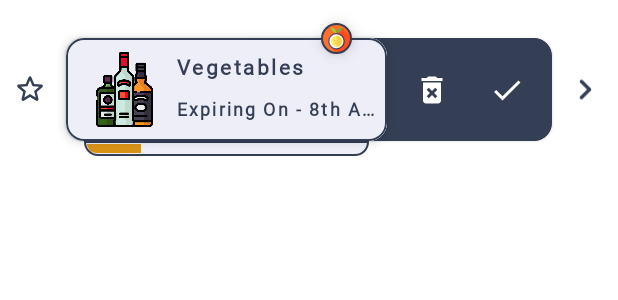
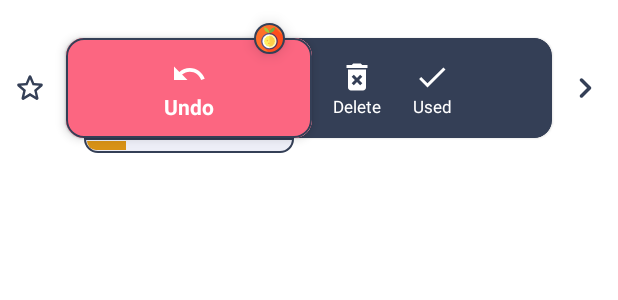
Before and after one commit to baljeet808/ExpiryTracker, an Android app: the layout dashboard_recycler_item_view.xml on its own in the app's theme, with its tools: preview values and no code run, on a phone screen of 412 x 824 dp. Shown: the top 300 px of the screen. Run offline under Robolectric (Android 15) with nearby library versions, the phone set to English and light mode, and no system bars; Roboto replaces fonts that are not available here.

Commit message:
Undo feature added in main dashboard tracker's actions

```diff
--- a/app/src/main/java/com/baljeet/expirytracker/data/Tracker.kt
+++ b/app/src/main/java/com/baljeet/expirytracker/data/Tracker.kt
@@ -19,5 +19,6 @@ data class Tracker(
     var measuringUnit : String?,
     var note : String?,
     var isFavourite : Boolean,
-    var isArchived : Boolean
+    var isArchived : Boolean,
+    var isUsed : Boolean
 )
--- a/app/src/main/java/com/baljeet/expirytracker/data/daos/TrackerDao.kt
+++ b/app/src/main/java/com/baljeet/expirytracker/data/daos/TrackerDao.kt
@@ -16,12 +16,16 @@ interface TrackerDao {
     suspend fun updateTracker(tracker: Tracker)
 
     @Transaction
-    @Query("SELECT * FROM tracker")
+    @Query("SELECT * From tracker Where isArchived == ${false} And isUsed == ${false}")
     fun readAllTracker() : LiveData<List<TrackerAndProduct>>
 
     @Transaction
     @Query("SELECT * FROM tracker")
     fun getAllTracker() : List<TrackerAndProduct>
+
+    @Transaction
+    @Query("SELECT * From tracker Where isArchived == ${false} And isUsed == ${false}")
+    fun getActiveTracker() : List<TrackerAndProduct>
 
     @Transaction
     @Query("SELECT * FROM tracker where trackerId == :id")
--- a/app/src/main/java/com/baljeet/expirytracker/data/repository/TrackerRepository.kt
+++ b/app/src/main/java/com/baljeet/expirytracker/data/repository/TrackerRepository.kt
@@ -22,6 +22,10 @@ class TrackerRepository(private val trackerDao: TrackerDao) {
         return trackerDao.getAllTracker()
     }
 
+    fun getActiveTrackers():List<TrackerAndProduct>{
+        return trackerDao.getActiveTracker()
+    }
+
     fun readTrackerByExpiryDate(date : LocalDateTime): List<TrackerAndProduct>{
         return trackerDao.readTrackerByDate(date)
     }
--- a/app/src/main/java/com/baljeet/expirytracker/data/viewmodels/TrackerViewModel.kt
+++ b/app/src/main/java/com/baljeet/expirytracker/data/viewmodels/TrackerViewModel.kt
@@ -33,9 +33,10 @@ class TrackerViewModel(application: Application) : AndroidViewModel(application)
         categoryFilter = Category(0,"Products",0)
     }
 
-    fun addTracker(tracker : Tracker){
+
+    fun addTracker(newTracker : Tracker){
         viewModelScope.launch(Dispatchers.IO){
-            repository.addTracker(tracker)
+            repository.addTracker(newTracker)
         }
     }
 
--- a/app/src/main/java/com/baljeet/expirytracker/fragment/dash/DashFragment.kt
+++ b/app/src/main/java/com/baljeet/expirytracker/fragment/dash/DashFragment.kt
@@ -58,6 +58,7 @@ import kotlin.collections.ArrayList
 class DashFragment : Fragment(), UpdateTrackerListener {
 
     private lateinit var disposable: Disposable
+
 
     private val productVM: ProductViewModel by activityViewModels()
     private val imageVm: ImageViewModel by activityViewModels()
@@ -251,6 +252,7 @@ class DashFragment : Fragment(), UpdateTrackerListener {
             return bind.root
         }
     }
+
 
     private fun onError(throwable: Throwable) {
         Toast.makeText(
--- a/app/src/main/java/com/baljeet/expirytracker/fragment/product/AddProduct.kt
+++ b/app/src/main/java/com/baljeet/expirytracker/fragment/product/AddProduct.kt
@@ -142,7 +142,8 @@ class AddProduct : Fragment() , OptionsAdapter.OnOptionSelectedListener{
                 measuringUnit = null,
                 note = null,
                 isFavourite = false,
-                isArchived = false
+                isArchived = false,
+                isUsed = false
             )
             trackerViewModel.addTracker(tracker)
             activity?.onBackPressed()
--- a/app/src/main/java/com/baljeet/expirytracker/util/ProductStatus.kt
+++ b/app/src/main/java/com/baljeet/expirytracker/util/ProductStatus.kt
@@ -22,7 +22,7 @@ object ProductStatus {
         val repository = TrackerRepository(trackerDao)
 
         try {
-            repository.getAllTracker().let { trackers ->
+            repository.getActiveTrackers().let { trackers ->
                 expired.clear()
                 needsAttention.clear()
                 healthy.clear()
--- /dev/null
+++ b/app/src/main/res/drawable/ic_baseline_undo_24.xml
@@ -0,0 +1,5 @@
+<vector android:autoMirrored="true" android:height="24dp"
+    android:tint="#FFFFFF" android:viewportHeight="24"
+    android:viewportWidth="24" android:width="24dp" xmlns:android="http://schemas.android.com/apk/res/android">
+    <path android:fillColor="@android:color/white" android:pathData="M12.5,8c-2.65,0 -5.05,0.99 -6.9,2.6L2,7v9h9l-3.62,-3.62c1.39,-1.16 3.16,-1.88 5.12,-1.88 3.54,0 6.55,2.31 7.6,5.5l2.37,-0.78C21.08,11.03 17.15,8 12.5,8z"/>
+</vector>
--- a/app/src/main/res/layout/dashboard_recycler_item_view.xml
+++ b/app/src/main/res/layout/dashboard_recycler_item_view.xml
@@ -14,16 +14,19 @@
         android:id="@+id/action_card_background"
         android:layout_width="0dp"
         android:layout_height="0dp"
+        android:layout_marginStart="8dp"
+        android:layout_marginEnd="8dp"
+        app:layout_goneMarginEnd="44dp"
+        app:layout_goneMarginStart="44dp"
         app:cardBackgroundColor="@color/text_dialog_color"
         app:cardCornerRadius="12dp"
-        android:layout_marginEnd="8dp"
-        android:layout_marginStart="8dp"
+        android:animateLayoutChanges="true"
         app:layout_constraintBottom_toBottomOf="@id/option_card"
         app:layout_constraintEnd_toStartOf="@id/open_button"
         app:layout_constraintStart_toEndOf="@id/favorite_button"
         app:layout_constraintTop_toTopOf="@id/option_card"
         app:strokeColor="@color/text_dialog_color"
-        app:strokeWidth="1dp"/>
+        app:strokeWidth="1dp" />
 
     <androidx.constraintlayout.widget.ConstraintLayout
         android:id="@+id/buttons_layout"
@@ -32,39 +35,71 @@
         android:animateLayoutChanges="true"
         android:elevation="2dp"
         android:visibility="gone"
-        android:layout_marginEnd="8dp"
         app:layout_constraintBottom_toBottomOf="@id/action_card_background"
-        app:layout_constraintEnd_toStartOf="@id/open_button"
+        app:layout_constraintEnd_toEndOf="@id/action_card_background"
+        app:layout_constraintHorizontal_bias="0.5"
+        app:layout_constraintStart_toEndOf="@id/option_card"
         app:layout_constraintTop_toTopOf="@id/action_card_background"
         tools:visibility="visible">
 
-        <ImageView
+        <TextView
             android:id="@+id/mark_used_button"
             android:layout_width="40dp"
             android:layout_height="wrap_content"
-            android:layout_marginEnd="10dp"
+            android:contentDescription="@string/image"
             android:visibility="visible"
-            tools:visibility="visible"
-            android:contentDescription="@string/image"
-            android:src="@drawable/ic_baseline_done_24"
+            app:layout_goneMarginEnd="10dp"
+            android:text="@string/used"
+            android:textSize="11sp"
+            android:textColor="@color/main_background"
+            android:gravity="center"
             app:layout_constraintBottom_toBottomOf="parent"
-            app:layout_constraintEnd_toEndOf="parent"
+            app:layout_constraintEnd_toStartOf="@id/count_down_text"
+            app:layout_constraintStart_toEndOf="@id/delete_button"
             app:layout_constraintTop_toTopOf="parent"
-            app:tint="@color/main_background" />
+            app:drawableTopCompat="@drawable/ic_baseline_done_24"
+            app:drawableTint="@color/main_background" />
 
-        <ImageView
+        <TextView
             android:id="@+id/delete_button"
             android:layout_width="40dp"
             android:layout_height="wrap_content"
             android:layout_marginStart="10dp"
             android:layout_marginEnd="10dp"
             android:contentDescription="@string/image"
-            android:src="@drawable/ic_baseline_delete_forever_24"
+            android:text="@string/delete"
+            android:textSize="11sp"
+            android:textColor="@color/main_background"
+            android:gravity="center"
+            android:visibility="visible"
+            tools:visibility="visible"
             app:layout_constraintBottom_toBottomOf="parent"
             app:layout_constraintEnd_toStartOf="@id/mark_used_button"
             app:layout_constraintStart_toStartOf="parent"
             app:layout_constraintTop_toTopOf="parent"
-            app:tint="@color/main_background" />
+            app:drawableTopCompat="@drawable/ic_baseline_delete_forever_24"
+            app:drawableTint="@color/main_background" />
+
+
+        <androidx.appcompat.widget.AppCompatTextView
+            android:id="@+id/count_down_text"
+            android:layout_width="40dp"
+            android:layout_height="wrap_content"
+            android:textAllCaps="false"
+            android:fontFamily="@font/roboto"
+            android:textColor="@color/main_background"
+            android:textSize="22sp"
+            android:textStyle="bold"
+            android:gravity="center"
+            android:layout_marginStart="10dp"
+            android:layout_marginEnd="10dp"
+            android:visibility="gone"
+            tools:visibility="visible"
+            app:layout_constraintBottom_toBottomOf="parent"
+            app:layout_constraintEnd_toEndOf="parent"
+            app:layout_constraintStart_toEndOf="@id/mark_used_button"
+            app:layout_constraintTop_toTopOf="parent"
+            />
 
     </androidx.constraintlayout.widget.ConstraintLayout>
 
@@ -78,25 +113,29 @@
         app:cardBackgroundColor="@color/card_background"
         app:cardCornerRadius="12dp"
         app:cardElevation="4dp"
+        android:animateLayoutChanges="true"
         app:layout_constrainedWidth="false"
         app:layout_constraintBottom_toBottomOf="parent"
         app:layout_constraintEnd_toStartOf="@id/buttons_layout"
-        app:layout_constraintStart_toEndOf="@id/favorite_button"
-        android:layout_marginStart="8dp"
+        app:layout_constraintStart_toStartOf="@id/action_card_background"
         app:layout_constraintTop_toTopOf="parent"
         app:strokeColor="@color/text_dialog_color"
-        app:strokeWidth="1dp">
+        app:strokeWidth="1dp"
+        tools:visibility="visible">
 
         <androidx.constraintlayout.widget.ConstraintLayout
+            android:id="@+id/info_layout"
             android:layout_width="match_parent"
             android:layout_height="wrap_content"
             android:background="@color/card_background"
-            android:padding="4dp">
+            android:animateLayoutChanges="true"
+            android:padding="4dp"
+            android:layout_margin="1dp">
 
             <ImageView
                 android:id="@+id/product_image"
-                android:layout_width="50dp"
-                android:layout_height="50dp"
+                android:layout_width="45dp"
+                android:layout_height="45dp"
                 android:layout_marginStart="10dp"
                 android:layout_marginTop="5dp"
                 android:layout_marginBottom="5dp"
@@ -129,7 +168,7 @@
 
 
             <TextView
-                android:id="@+id/expiry_date"
+                android:id="@+id/expiry_date_text"
                 android:layout_width="0dp"
                 android:layout_height="wrap_content"
                 android:layout_marginTop="10dp"
@@ -147,17 +186,49 @@
                 app:layout_constraintTop_toBottomOf="@id/product_name" />
 
         </androidx.constraintlayout.widget.ConstraintLayout>
+        <androidx.constraintlayout.widget.ConstraintLayout
+            android:id="@+id/undo_layout"
+            android:layout_width="match_parent"
+            android:layout_height="match_parent"
+            android:background="@color/theme_peach_light"
+            android:padding="4dp"
+            android:elevation="4dp"
+            android:animateLayoutChanges="true"
+            android:visibility="gone"
+            tools:visibility="visible"
+            >
+
+            <androidx.appcompat.widget.AppCompatTextView
+                android:id="@+id/undo_button"
+                android:layout_width="match_parent"
+                android:layout_height="wrap_content"
+                android:contentDescription="@string/image"
+                android:text="@string/undo"
+                android:textSize="14sp"
+                android:textStyle="bold"
+                android:textColor="@color/main_background"
+                android:gravity="center"
+                android:drawableTint="@color/main_background"
+                android:drawableTop="@drawable/ic_baseline_undo_24"
+                app:layout_constraintStart_toStartOf="parent"
+                app:layout_constraintEnd_toEndOf="parent"
+                app:layout_constraintTop_toTopOf="parent"
+                app:layout_constraintBottom_toBottomOf="parent" />
+
+        </androidx.constraintlayout.widget.ConstraintLayout>
     </com.google.android.material.card.MaterialCardView>
 
     <androidx.appcompat.widget.AppCompatRadioButton
         android:id="@+id/favorite_button"
         android:layout_width="28dp"
         android:layout_height="0dp"
-        android:elevation="8dp"
         android:layout_marginStart="8dp"
-        android:padding="2dp"
         android:button="@drawable/fav_button_icon_set"
         android:buttonTint="@color/text_dialog_color"
+        android:visibility="visible"
+        tools:visibility="visible"
+        android:elevation="8dp"
+        android:padding="2dp"
         app:layout_constraintBottom_toBottomOf="@id/action_card_background"
         app:layout_constraintStart_toStartOf="parent"
         app:layout_constraintTop_toTopOf="@id/action_card_background" />
@@ -166,14 +237,16 @@
         android:id="@+id/open_button"
         android:layout_width="28dp"
         android:layout_height="0dp"
+        android:layout_marginEnd="8dp"
         android:contentDescription="@string/image"
         android:elevation="8dp"
-        android:layout_marginEnd="8dp"
         android:src="@drawable/ic_right"
-        app:tint="@color/text_dialog_color"
+        android:visibility="visible"
+        tools:visibility="visible"
         app:layout_constraintBottom_toBottomOf="@id/action_card_background"
         app:layout_constraintEnd_toEndOf="parent"
-        app:layout_constraintTop_toTopOf="@id/action_card_background" />
+        app:layout_constraintTop_toTopOf="@id/action_card_background"
+        app:tint="@color/text_dialog_color" />
 
     <ProgressBar
         android:id="@+id/item_progressbar"
--- a/app/src/main/res/values-night/colors.xml
+++ b/app/src/main/res/values-night/colors.xml
@@ -25,4 +25,5 @@
     <color name="theme_peach">#FF5252</color>
     <color name="theme_peach_light">#FC6681</color>
     <color name="tab_background">#343F56</color>
+    <color name="red_orange">#FF5349</color>
 </resources>
--- a/app/src/main/res/values/colors.xml
+++ b/app/src/main/res/values/colors.xml
@@ -25,4 +25,5 @@
     <color name="theme_peach">#FF5252</color>
     <color name="theme_peach_light">#FC6681</color>
     <color name="tab_background">#93ABD3</color>
+    <color name="red_orange">#FF5349</color>
 </resources>
--- a/app/src/main/res/values/strings.xml
+++ b/app/src/main/res/values/strings.xml
@@ -71,4 +71,7 @@
     <string name="categories">Categories</string>
     <string name="notifications">Notifications</string>
     <string name="analytics">Analytics</string>
+    <string name="undo">Undo</string>
+    <string name="delete">Delete</string>
+    <string name="used">Used</string>
 </resources>
```
Also changed, not shown: app/src/main/java/com/baljeet/expirytracker/listAdapters/TrackerAdapter.kt (+73 -16 lines), app/src/main/java/com/baljeet/expirytracker/listAdapters/TrackerDiffAdapter.kt (added, +213 -0 lines).
